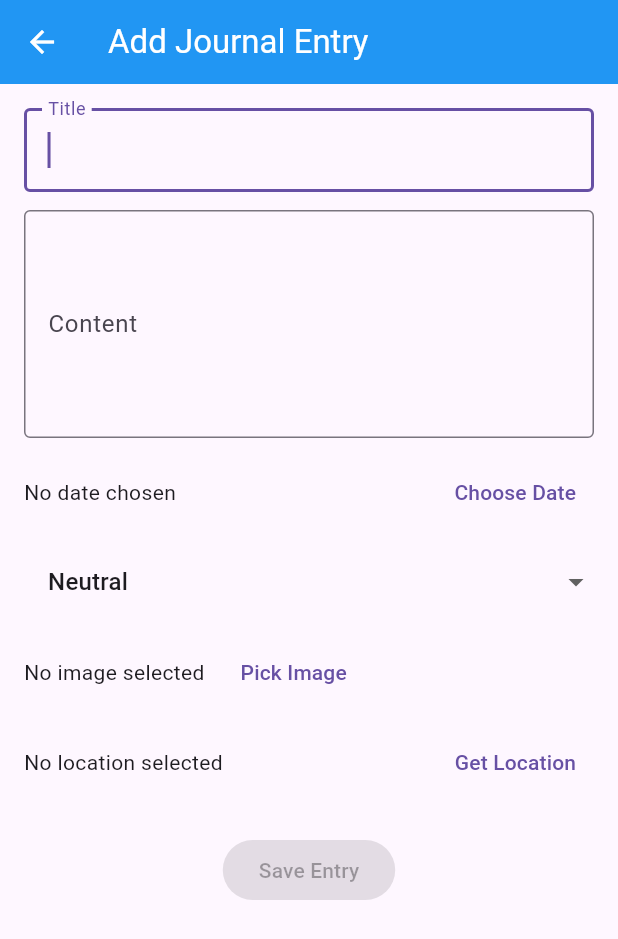
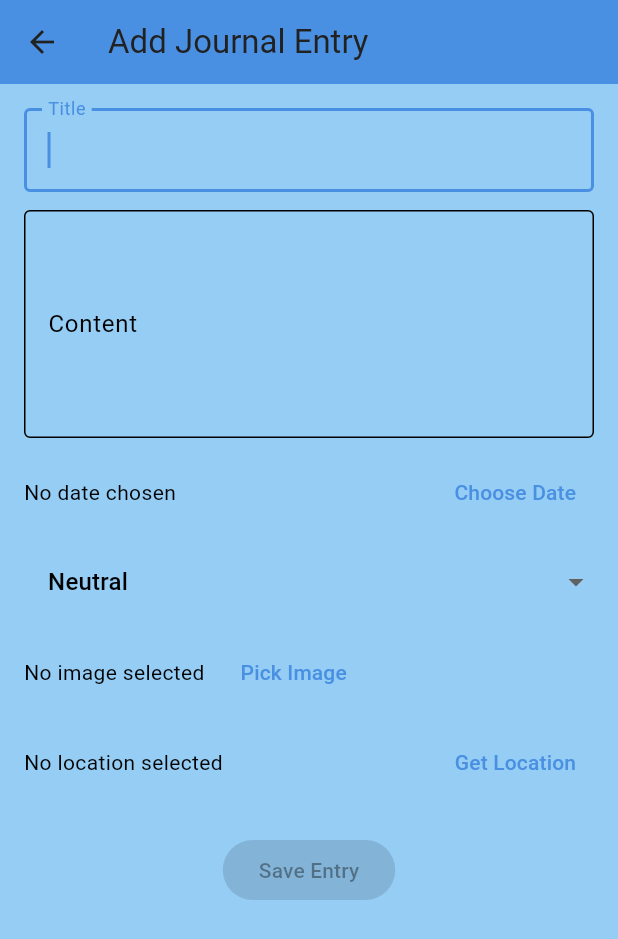
Before and after one commit to kalims-sahebi/Life-Journal-flutter-app-with-clean-architecture-, a Flutter app: the AddEntryScreen screen opened by its route, on a phone screen of 412 x 824 dp. Shown: the top 939 px of the screen. Run offline on Flutter 3.47's test engine with Material 3 defaults, Android fonts, the phone set to English and light mode, and no system bars; drawn by our look-alikes of dropdown_button2; our stand-ins replace flutter_riverpod, geolocator, image_picker, shared_preferences; accounts and stored records are empty.

Commit message:
custome colors and colors extentions added

```diff
--- /dev/null
+++ b/lib/config/theme/app_color_extension.dart
@@ -0,0 +1,13 @@
+import 'package:flutter/material.dart';
+import '../../../config/theme/app_colors.dart';
+
+extension AppColorExt on BuildContext {
+  bool get isDarkMode => Theme.of(this).brightness == Brightness.dark;
+
+  Color get color1 => isDarkMode ? AppColors.darkColor1 : AppColors.lightColor1;
+  Color get color2 => isDarkMode ? AppColors.darkColor2 : AppColors.lightColor2;
+  Color get color3 => isDarkMode ? AppColors.darkColor3 : AppColors.lightColor3;
+  Color get color4 => isDarkMode ? AppColors.darkColor4 : AppColors.lightColor4;
+  Color get color5 => isDarkMode ? AppColors.darkColor5 : AppColors.lightColor5;
+  Color get color6 => isDarkMode ? AppColors.darkColor6 : AppColors.lightColor6;
+}
--- /dev/null
+++ b/lib/config/theme/app_colors.dart
@@ -0,0 +1,29 @@
+import 'package:flutter/material.dart';
+
+class AppColors {
+  // Light mode colors (use fromARGB for all)
+  static const Color lightColor1 = Color.fromARGB(255, 74, 144, 226);
+  static const Color lightColor2 = Color.fromARGB(255, 255, 193, 7);
+  static const Color lightColor3 = Color.fromARGB(255, 245, 245, 245);
+  static const Color lightColor4 = Color.fromARGB(255, 33, 33, 33);
+  static const Color lightColor5 = Color.fromARGB(255, 117, 117, 117);
+  static const Color lightColor6 = Color.fromARGB(255, 0, 188, 212);
+
+  // Dark mode colors (also use fromARGB)
+  static const Color darkColor1 = Color.fromARGB(255, 8, 73, 81);
+  static const Color darkColor2 = Color.fromARGB(255, 107, 82, 6);
+  static const Color darkColor3 = Color.fromARGB(255, 130, 123, 123);
+  static const Color darkColor4 = Color.fromARGB(255, 4, 3, 3);
+  static const Color darkColor5 = Color.fromARGB(255, 66, 64, 64);
+  static const Color darkColor6 = Color.fromARGB(255, 8, 82, 92);
+}
+
+
+//USAGE
+// Container(
+//   color: context.color6, // Auto switches between lightColor6 and darkColor6
+//   child: Text(
+//     'Hello ARGB Colors!',
+//     style: TextStyle(color: context.color1), // Auto switches too
+//   ),
+// );
--- a/lib/config/theme/app_theme.dart
+++ b/lib/config/theme/app_theme.dart
@@ -1,27 +1,40 @@
 import 'package:flutter/material.dart';
+import 'app_colors.dart';
 
 class AppTheme {
   static ThemeData lightTheme = ThemeData(
     brightness: Brightness.light,
-    primarySwatch: Colors.blue,
-    appBarTheme: const AppBarTheme(
-      backgroundColor: Colors.blue,
-      foregroundColor: Colors.white,
+    primaryColor: AppColors.lightColor1,
+    scaffoldBackgroundColor: const Color.fromARGB(255, 149, 205, 245),
+    appBarTheme: AppBarTheme(
+      backgroundColor: AppColors.lightColor1,
+      foregroundColor: AppColors.lightColor4,
     ),
-    inputDecorationTheme: const InputDecorationTheme(
-      border: OutlineInputBorder(),
+    floatingActionButtonTheme: FloatingActionButtonThemeData(
+      backgroundColor: AppColors.lightColor6,
+    ),
+    inputDecorationTheme: InputDecorationTheme(border: OutlineInputBorder()),
+    colorScheme: ColorScheme.light(
+      primary: AppColors.lightColor1,
+      secondary: AppColors.lightColor6,
     ),
   );
 
   static ThemeData darkTheme = ThemeData(
     brightness: Brightness.dark,
-    primarySwatch: Colors.deepPurple,
-    appBarTheme: const AppBarTheme(
-      backgroundColor: Colors.deepPurple,
-      foregroundColor: Colors.white,
+    primaryColor: AppColors.darkColor1,
+    scaffoldBackgroundColor: const Color.fromARGB(255, 78, 110, 133),
+    appBarTheme: AppBarTheme(
+      backgroundColor: AppColors.darkColor1,
+      foregroundColor: AppColors.darkColor3,
     ),
-    inputDecorationTheme: const InputDecorationTheme(
-      border: OutlineInputBorder(),
+    floatingActionButtonTheme: FloatingActionButtonThemeData(
+      backgroundColor: AppColors.darkColor6,
+    ),
+    inputDecorationTheme: InputDecorationTheme(border: OutlineInputBorder()),
+    colorScheme: ColorScheme.dark(
+      primary: AppColors.darkColor1,
+      secondary: AppColors.darkColor6,
     ),
   );
 }
```
